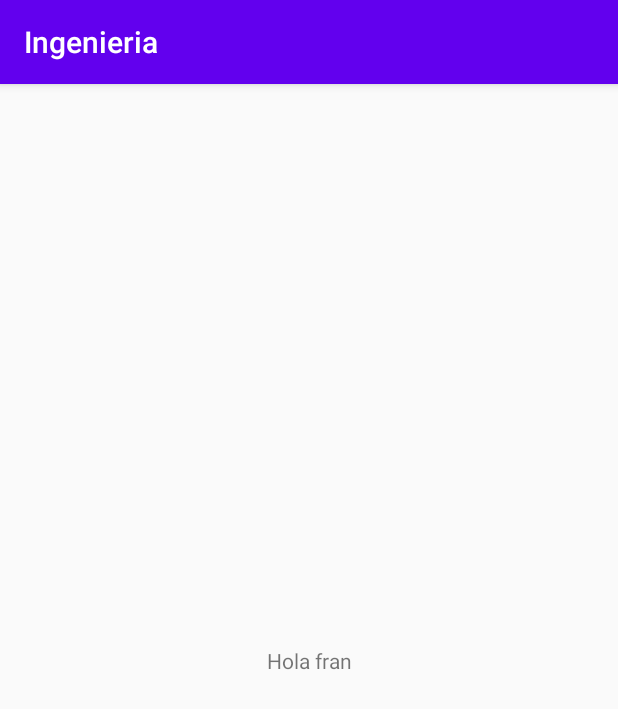
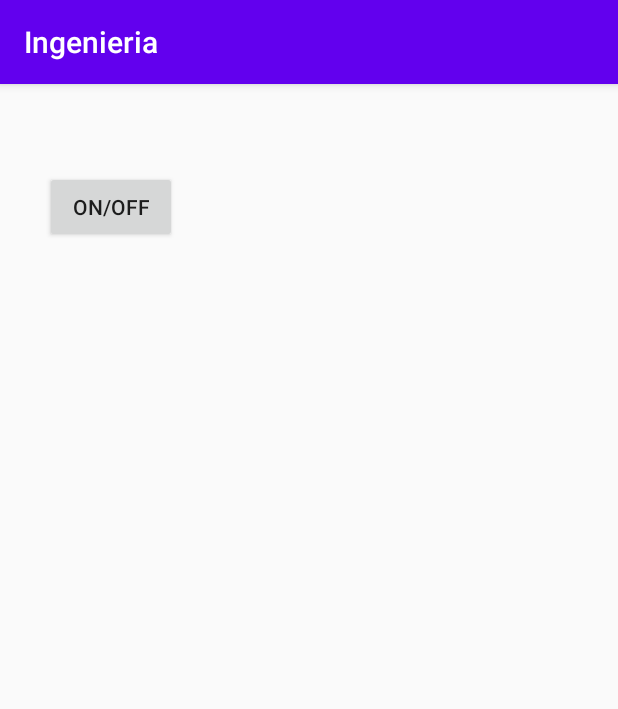
Before and after one commit to franciscoiarussi/Ingenieria, an Android app: the screen it shows after launch (MainActivity), on a phone screen of 412 x 824 dp. Shown: the top 709 px of the screen. Run offline under Robolectric (Android 15) with nearby library versions, the phone set to English and light mode, and no system bars.

```diff
--- a/app/src/main/AndroidManifest.xml
+++ b/app/src/main/AndroidManifest.xml
@@ -1,6 +1,9 @@
 <?xml version="1.0" encoding="utf-8"?>
 <manifest xmlns:android="http://schemas.android.com/apk/res/android"
     package="com.example.ingenieria">
+
+    <uses-permission android:name="android.permission.BLUETOOTH" />
+    <uses-permission android:name="android.permission.BLUETOOTH_ADMIN" />
 
     <application
         android:allowBackup="true"
--- a/app/src/main/res/layout/activity_main.xml
+++ b/app/src/main/res/layout/activity_main.xml
@@ -6,13 +6,15 @@
     android:layout_height="match_parent"
     tools:context=".MainActivity">
 
-    <TextView
+    <Button
+        android:id="@+id/btnONOFF"
         android:layout_width="wrap_content"
         android:layout_height="wrap_content"
-        android:text="Hola fran"
+        android:text="On/off"
         app:layout_constraintBottom_toBottomOf="parent"
-        app:layout_constraintLeft_toLeftOf="parent"
-        app:layout_constraintRight_toRightOf="parent"
-        app:layout_constraintTop_toTopOf="parent" />
-
+        app:layout_constraintEnd_toEndOf="parent"
+        app:layout_constraintHorizontal_bias="0.092"
+        app:layout_constraintStart_toStartOf="parent"
+        app:layout_constraintTop_toTopOf="parent"
+        app:layout_constraintVertical_bias="0.081" />
 </androidx.constraintlayout.widget.ConstraintLayout>
```
Also changed, not shown: app/src/main/java/com/example/ingenieria/MainActivity.java (+76 -0 lines).
